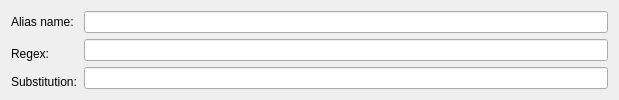
Qt form src/ui/aliases_main_area.ui (Mudlet/Mudlet) before a commit.
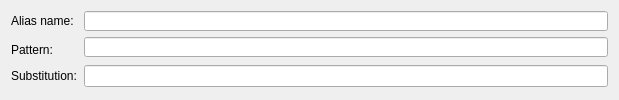
The same form after that commit.

Diff of the .ui file:
```diff
--- a/src/ui/aliases_main_area.ui
+++ b/src/ui/aliases_main_area.ui
@@ -40,8 +40,12 @@
      </property>
     </widget>
    </item>
-   <item row="0" column="1" >
-    <widget class="QLineEdit" name="lineEdit_alias_name" />
+   <item row="0" column="1">
+    <widget class="QLineEdit" name="lineEdit_alias_name">
+     <property name="toolTip">
+      <string>chose a unique name for your alias; it will show in the tree and is needed for scripting.</string>
+     </property>
+    </widget>
    </item>
    <item row="0" column="0" >
     <widget class="QLabel" name="label_2" >
@@ -50,15 +54,46 @@
      </property>
     </widget>
    </item>
-   <item row="3" column="0" >
-    <widget class="QLabel" name="label_3" >
-     <property name="sizePolicy" >
-      <sizepolicy vsizetype="Fixed" hsizetype="Fixed" >
+   <item row="2" column="1" rowspan="3">
+    <widget class="QLineEdit" name="substitution">
+     <property name="font">
+      <font>
+       <pointsize>9</pointsize>
+      </font>
+     </property>
+     <property name="toolTip">
+      <string>optional, simple text substitution that is sent to the MUD if the alias pattern matches your input</string>
+     </property>
+    </widget>
+   </item>
+   <item row="1" column="0" rowspan="2">
+    <widget class="QLabel" name="label">
+     <property name="sizePolicy">
+      <sizepolicy hsizetype="Fixed" vsizetype="Fixed">
        <horstretch>0</horstretch>
        <verstretch>0</verstretch>
       </sizepolicy>
      </property>
-     <property name="minimumSize" >
+     <property name="minimumSize">
+      <size>
+       <width>67</width>
+       <height>0</height>
+      </size>
+     </property>
+     <property name="text">
+      <string>Pattern:</string>
+     </property>
+    </widget>
+   </item>
+   <item row="3" column="0">
+    <widget class="QLabel" name="label_3">
+     <property name="sizePolicy">
+      <sizepolicy hsizetype="Fixed" vsizetype="Fixed">
+       <horstretch>0</horstretch>
+       <verstretch>0</verstretch>
+      </sizepolicy>
+     </property>
+     <property name="minimumSize">
       <size>
        <width>50</width>
        <height>0</height>
@@ -69,37 +104,6 @@
      </property>
     </widget>
    </item>
-   <item rowspan="2" row="2" column="1" >
-    <widget class="QLineEdit" name="substitution" >
-     <property name="font" >
-      <font>
-       <pointsize>9</pointsize>
-      </font>
-     </property>
-     <property name="toolTip" >
-      <string>what is in here is being sent to the MUD if the regex matches. The script is not being run. So if you want to run a script, leave this field empty.</string>
-     </property>
-    </widget>
-   </item>
-   <item rowspan="2" row="1" column="0" >
-    <widget class="QLabel" name="label" >
-     <property name="sizePolicy" >
-      <sizepolicy vsizetype="Fixed" hsizetype="Fixed" >
-       <horstretch>0</horstretch>
-       <verstretch>0</verstretch>
-      </sizepolicy>
-     </property>
-     <property name="minimumSize" >
-      <size>
-       <width>67</width>
-       <height>0</height>
-      </size>
-     </property>
-     <property name="text" >
-      <string>Regex:</string>
-     </property>
-    </widget>
-   </item>
   </layout>
  </widget>
  <resources>
```
Left out of the diff: 40 changed lines with no effect on the pictures.
